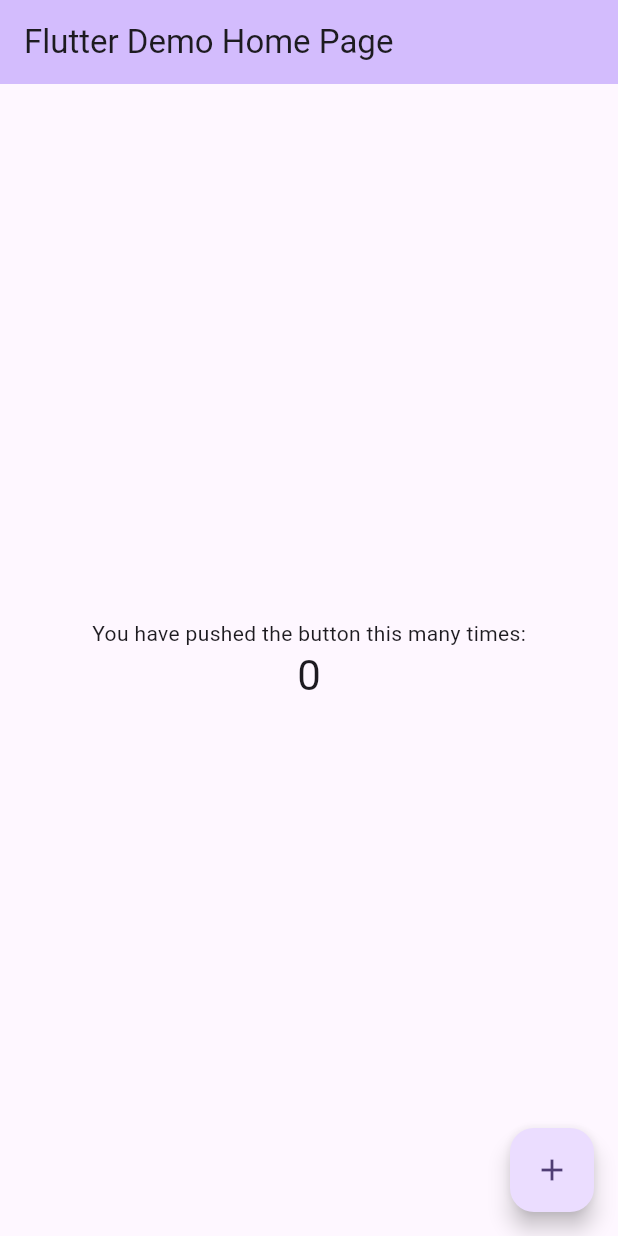
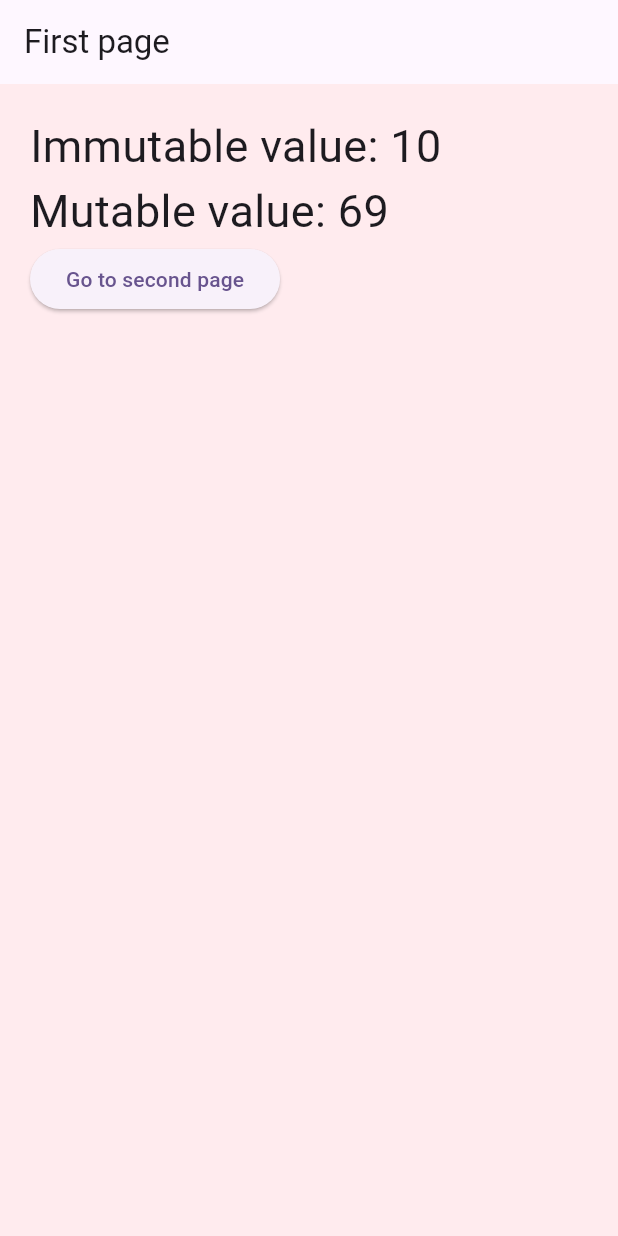
Before and after one commit to squizziee/fitness-app, a Flutter app: the screen it shows after launch, on a phone screen of 412 x 824 dp. Run offline on Flutter 3.47's test engine with Material 2 defaults, Android fonts, the phone set to English and light mode, and no system bars.

Commit message:
Little tutorial for the team

```diff
--- a/flutter_fitness_app/lib/main.dart
+++ b/flutter_fitness_app/lib/main.dart
@@ -1,4 +1,6 @@
 import 'package:flutter/material.dart';
+import 'package:flutter_fitness_app/route_generator.dart';
+import 'package:provider/provider.dart';
 
 void main() {
   runApp(const MyApp());
@@ -10,101 +12,89 @@ class MyApp extends StatelessWidget {
   // This widget is the root of your application.
   @override
   Widget build(BuildContext context) {
-    return MaterialApp(
-      title: 'Flutter Demo',
+    int a = 10;
+    return MultiProvider(
+      providers: [
+        Provider(
+          create: (context) => a,
+        ),
+        ChangeNotifierProvider(create: (context) => ChangingValue())
+      ],
+      child: MaterialApp(
+        title: 'Home Page',
         theme: ThemeData(
           colorScheme: ColorScheme.fromSeed(seedColor: Colors.deepPurple),
           useMaterial3: true,
         ),
-      home: const MyHomePage(title: 'Flutter Demo Home Page'),
+        onGenerateRoute: RouteGenerator.generateRoute,
+      ),
     );
   }
 }
 
-class MyHomePage extends StatefulWidget {
-  const MyHomePage({super.key, required this.title});
-
-  // This widget is the home page of your application. It is stateful, meaning
-  // that it has a State object (defined below) that contains fields that affect
-  // how it looks.
-
-  // This class is the configuration for the state. It holds the values (in this
-  // case the title) provided by the parent (in this case the App widget) and
-  // used by the build method of the State. Fields in a Widget subclass are
-  // always marked "final".
-
-  final String title;
-
-  @override
-  State<MyHomePage> createState() => _MyHomePageState();
-}
-
-class _MyHomePageState extends State<MyHomePage> {
-  int _counter = 0;
-
-  void _incrementCounter() {
-    setState(() {
-      // This call to setState tells the Flutter framework that something has
-      // changed in this State, which causes it to rerun the build method below
-      // so that the display can reflect the updated values. If we changed
-      // _counter without calling setState(), then the build method would not be
-      // called again, and so nothing would appear to happen.
-      _counter++;
-    });
-  }
+class FirstPage extends StatelessWidget {
+  const FirstPage({super.key});
 
   @override
   Widget build(BuildContext context) {
-    // This method is rerun every time setState is called, for instance as done
-    // by the _incrementCounter method above.
-    //
-    // The Flutter framework has been optimized to make rerunning build methods
-    // fast, so that you can just rebuild anything that needs updating rather
-    // than having to individually change instances of widgets.
     return Scaffold(
-      appBar: AppBar(
-        // TRY THIS: Try changing the color here to a specific color (to
-        // Colors.amber, perhaps?) and trigger a hot reload to see the AppBar
-        // change color while the other colors stay the same.
-        backgroundColor: Theme.of(context).colorScheme.inversePrimary,
-        // Here we take the value from the MyHomePage object that was created by
-        // the App.build method, and use it to set our appbar title.
-        title: Text(widget.title),
-      ),
-      body: Center(
-        // Center is a layout widget. It takes a single child and positions it
-        // in the middle of the parent.
+        appBar: AppBar(title: const Text('First page')),
+        body: SafeArea(
+            child: Container(
+                width: MediaQuery.of(context).size.width,
+                decoration: BoxDecoration(color: Colors.red.shade50),
+                child: Padding(
+                  padding: const EdgeInsets.all(20.0),
                   child: Column(
-          // Column is also a layout widget. It takes a list of children and
-          // arranges them vertically. By default, it sizes itself to fit its
-          // children horizontally, and tries to be as tall as its parent.
-          //
-          // Column has various properties to control how it sizes itself and
-          // how it positions its children. Here we use mainAxisAlignment to
-          // center the children vertically; the main axis here is the vertical
-          // axis because Columns are vertical (the cross axis would be
-          // horizontal).
-          //
-          // TRY THIS: Invoke "debug painting" (choose the "Toggle Debug Paint"
-          // action in the IDE, or press "p" in the console), to see the
-          // wireframe for each widget.
-          mainAxisAlignment: MainAxisAlignment.center,
-          children: <Widget>[
-            const Text(
-              'You have pushed the button this many times:',
+                    crossAxisAlignment: CrossAxisAlignment.start,
+                    children: [
+                      Text(
+                        'Immutable value: ${Provider.of<int>(context).toString()}',
+                        style: const TextStyle(fontSize: 30),
                       ),
                       Text(
-              '$_counter',
-              style: Theme.of(context).textTheme.headlineMedium,
+                        'Mutable value: ${Provider.of<ChangingValue>(context).value.toString()}',
+                        style: const TextStyle(fontSize: 30),
                       ),
+                      ElevatedButton(
+                          onPressed: () {
+                            Navigator.pushNamed(context, "/second");
+                          },
+                          child: const Text("Go to second page"))
                     ],
                   ),
-      ),
-      floatingActionButton: FloatingActionButton(
-        onPressed: _incrementCounter,
-        tooltip: 'Increment',
-        child: const Icon(Icons.add),
-      ), // This trailing comma makes auto-formatting nicer for build methods.
-    );
+                ))));
   }
 }
+
+class SecondPage extends StatelessWidget {
+  const SecondPage({super.key});
+
+  @override
+  Widget build(BuildContext context) {
+    return Scaffold(
+        appBar: AppBar(title: const Text('Second page')),
+        body: SafeArea(
+            child: Container(
+          width: MediaQuery.of(context).size.width,
+          decoration: BoxDecoration(color: Colors.red.shade50),
+          child: Padding(
+              padding: const EdgeInsets.all(20.0),
+              child: ElevatedButton(
+                child: const Text("Increment value"),
+                onPressed: () {
+                  Provider.of<ChangingValue>(context, listen: false)
+                      .increment();
+                },
+              )),
+        )));
+  }
+}
+
+class ChangingValue extends ChangeNotifier {
+  int value = 69;
+  void increment() {
+    ++value;
+    notifyListeners();
+  }
+}
--- /dev/null
+++ b/flutter_fitness_app/lib/route_generator.dart
@@ -0,0 +1,16 @@
+import 'main.dart';
+import 'package:flutter/material.dart';
+
+class RouteGenerator {
+  static Route<dynamic> generateRoute(RouteSettings settings) {
+    final args = settings.arguments;
+
+    switch (settings.name) {
+      case '/':
+        return MaterialPageRoute(builder: (_) => const FirstPage());
+      case '/second':
+        return MaterialPageRoute(builder: (_) => const SecondPage());
+    }
+    return MaterialPageRoute(builder: (_) => const FirstPage());
+  }
+}
--- a/flutter_fitness_app/pubspec.yaml
+++ b/flutter_fitness_app/pubspec.yaml
@@ -35,6 +35,7 @@ dependencies:
   # The following adds the Cupertino Icons font to your application.
   # Use with the CupertinoIcons class for iOS style icons.
   cupertino_icons: ^1.0.2
+  provider: ^6.0.5
 
 dev_dependencies:
   flutter_test:
```
Also changed, not shown: flutter_fitness_app/pubspec.lock. Lines whose indentation alone changed are shown as unchanged.
